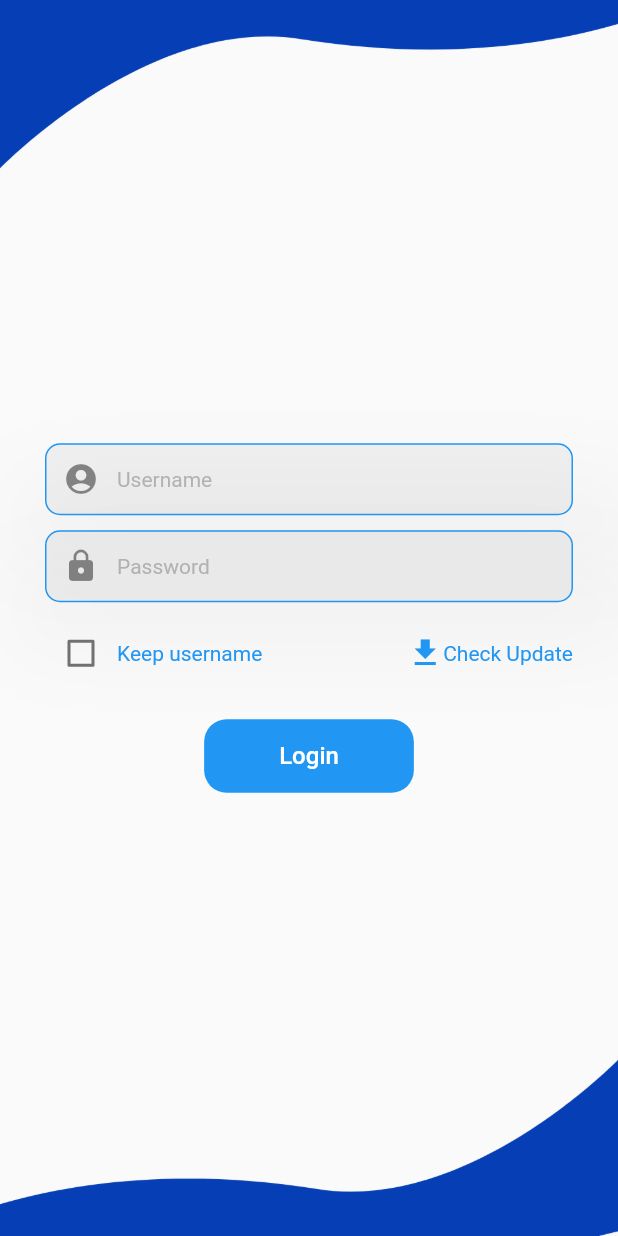
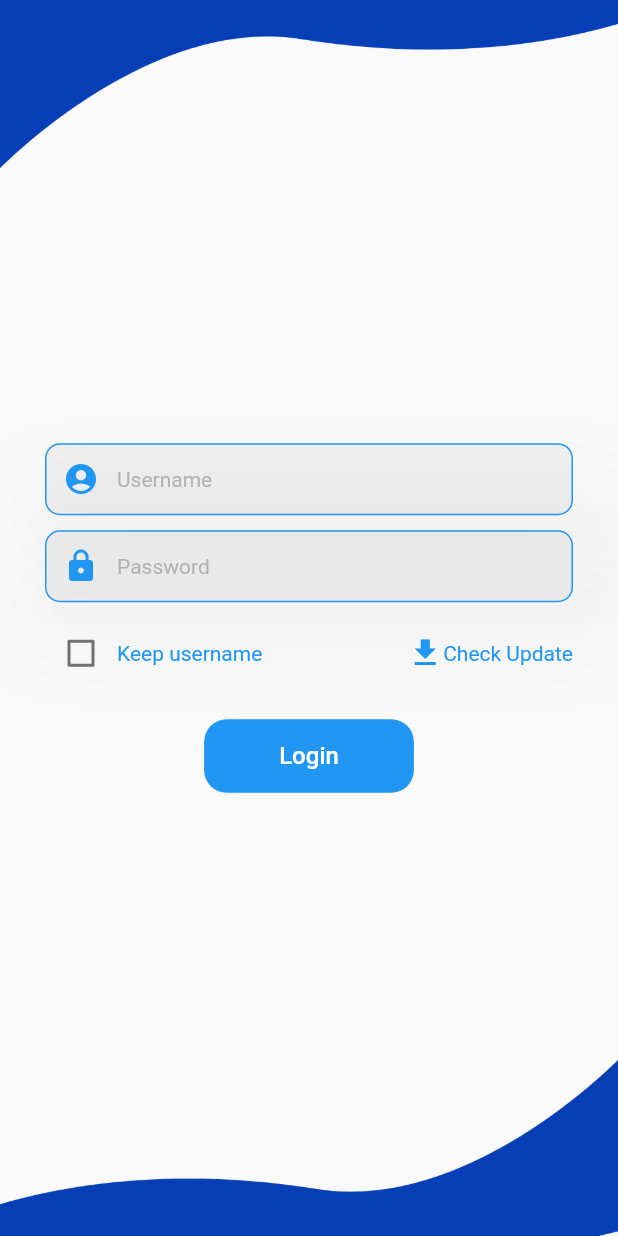
Before and after one commit to masrimanas/storelist, a Flutter app: the screen it shows after launch, on a phone screen of 412 x 824 dp. Run offline on Flutter 3.47's test engine with Material 2 defaults, Android fonts, the light colour scheme and no system bars; our stand-ins replace bloc, dartz, equatable, flutter_bloc, get_it, sqflite; accounts and stored records are empty.

Commit message:
fixing some icons

```diff
--- a/lib/presentation/pages/login_page.dart
+++ b/lib/presentation/pages/login_page.dart
@@ -28,6 +28,7 @@ class _LoginPageState extends State<LoginPage> {
   @override
   Widget build(BuildContext contexts) {
     return Scaffold(
+      resizeToAvoidBottomInset: false,
       body: SafeArea(
         child: BlocBuilder<AuthBloc, AuthState>(
           builder: (context, state) {
@@ -46,7 +47,10 @@ class _LoginPageState extends State<LoginPage> {
                         ),
                         TextInputForm(
                             inputController: userInputController,
-                            icon: const Icon(Icons.account_circle),
+                            icon: const Icon(
+                              Icons.account_circle,
+                              color: Colors.blue,
+                            ),
                             text: 'Username',
                             type: TextInputType.name,
                             isHidden: false),
@@ -55,7 +59,10 @@ class _LoginPageState extends State<LoginPage> {
                         ),
                         TextInputForm(
                             inputController: passwordInputController,
-                            icon: const Icon(Icons.lock),
+                            icon: const Icon(
+                              Icons.lock,
+                              color: Colors.blue,
+                            ),
                             text: 'Password',
                             type: TextInputType.visiblePassword,
                             isHidden: true),
@@ -131,20 +138,6 @@ class _LoginPageState extends State<LoginPage> {
                     ),
                   )),
                   ElevatedButton(
-                    style: ButtonStyle(
-                        elevation: MaterialStateProperty.all(2),
-                        alignment: Alignment.center,
-                        padding:
-                            MaterialStateProperty.all(const EdgeInsets.all(2)),
-                        backgroundColor: MaterialStateProperty.all(Colors.blue),
-                        shape: MaterialStateProperty.all(
-                          RoundedRectangleBorder(
-                              borderRadius: BorderRadius.circular(10)),
-                        )),
-                    onPressed: () {},
-                    child: const Text('Reset'),
-                  ),
-                  ElevatedButton(
                       onPressed: () {
                         context.read<AuthBloc>().add(const AuthLogOutPressed());
                       },
--- a/lib/presentation/widgets/store_list_view.dart
+++ b/lib/presentation/widgets/store_list_view.dart
@@ -139,9 +139,7 @@ Widget _storeListTiles(
               const SizedBox(
                 width: 8,
               ),
-              const Icon(
-                Icons.maps_ugc_sharp,
-              ),
+              const Icon(Icons.pin_drop, color: Colors.green),
             ],
           ),
         ],
```
